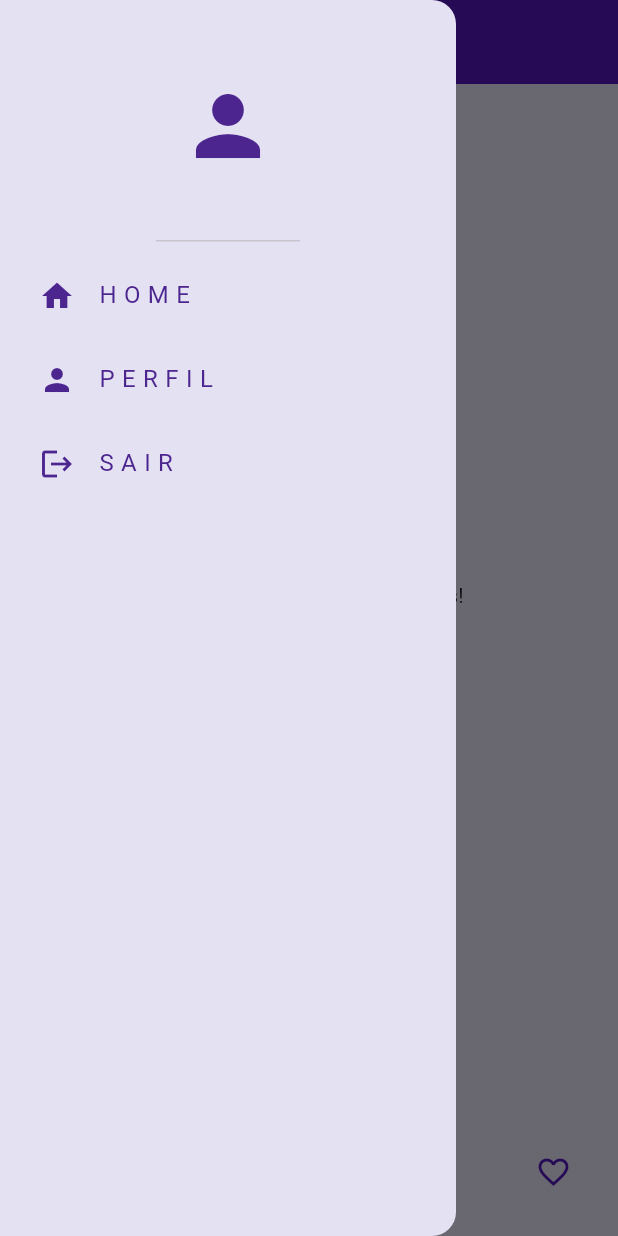
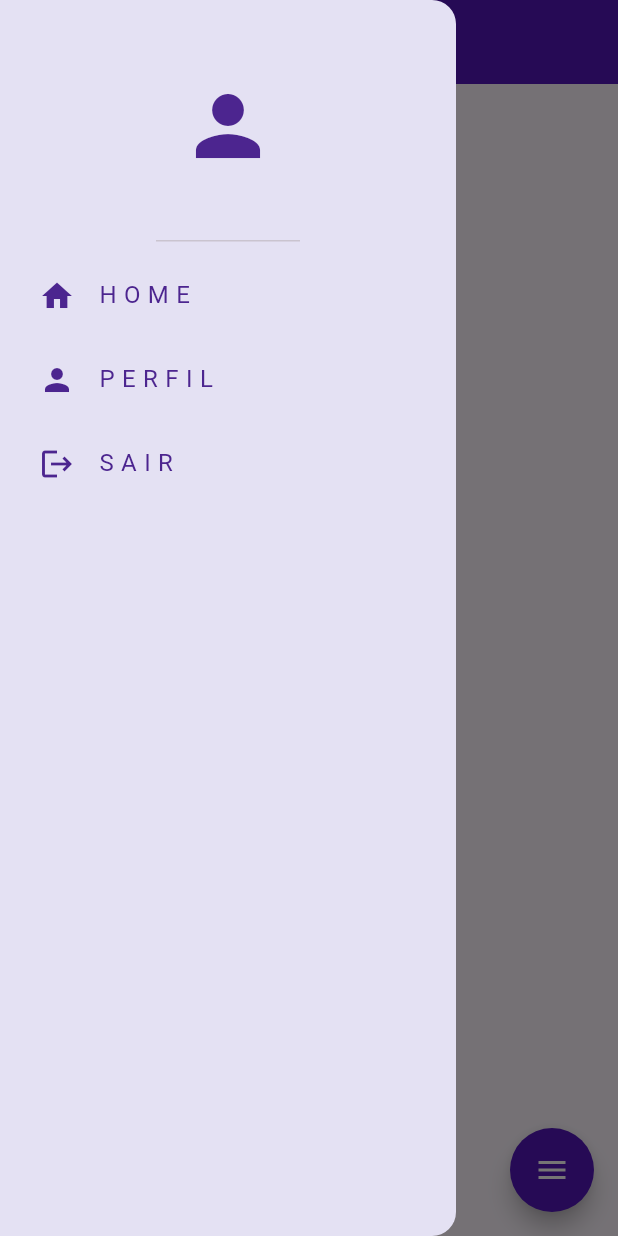
Before and after one commit to danielrocha28/Kairoz, a Flutter app: the HomePage screen opened by its route, with the side drawer open, on a phone screen of 412 x 824 dp. Run offline on Flutter 3.47's test engine with Material 3 defaults, Android fonts, the light colour scheme and no system bars; drawn by our look-alikes of flutter_speed_dial, google_nav_bar; our stand-ins replace carousel_slider, fl_chart, flutter_dotenv, youtube_player_flutter.

Commit message:
Revert "Merge pull request #81 from danielrocha28/feat/pages"
This reverts commit 23c7f38fe889370b43efa6aae1083bf0367dd344, reversing
changes made to 8b9fff42d781465f89fe321f71d5fb61f767fcc4.

```diff
--- a/kairoz_app/lib/pages/estudos_page.dart
+++ /dev/null
@@ -1,17 +0,0 @@
-import 'package:flutter/material.dart';
-
-class EstudosPage extends StatefulWidget {
-  const EstudosPage({super.key});
-
-  @override
-  State<EstudosPage> createState() => _MyWidgetState();
-}
-
-class _MyWidgetState extends State<EstudosPage> {
-  @override
-  Widget build(BuildContext context) {
-    return const Center(
-      child: Text('Bem-vindo à página de Estudos!'),
-    );
-  }
-}
--- a/kairoz_app/lib/pages/home_page.dart
+++ b/kairoz_app/lib/pages/home_page.dart
@@ -1,12 +1,9 @@
 import 'package:flutter/material.dart';
+import 'package:flutter_speed_dial/flutter_speed_dial.dart';
+import 'package:kairoz/models/task_model.dart';
 import 'package:kairoz/widgets/drawer.dart';
 import 'package:kairoz/widgets/appbar.dart';
 import 'profile_page.dart';
-import 'package:kairoz/widgets/nav_bar.dart';
-import 'package:kairoz/pages/estudos_page.dart';
-import 'package:kairoz/pages/saude_page.dart';
-import 'package:kairoz/pages/trabalho_page.dart';
-import 'package:kairoz/pages/lazer_page.dart';
 
 class HomePage extends StatefulWidget {
   const HomePage({super.key});
@@ -16,7 +13,13 @@ class HomePage extends StatefulWidget {
 }
 
 class _HomePageState extends State<HomePage> {
-  int _selectedIndex = 0;
+  List<TaskModel> tasks = [];
+
+  void addTask(String description) {
+    setState(() {
+      tasks.add(TaskModel(description: description));
+    });
+  }
 
   void goToHomePage() {
     Navigator.pushNamed(context, '/home');
@@ -24,6 +27,7 @@ class _HomePageState extends State<HomePage> {
 
   void goToProfilePage() {
     Navigator.pop(context);
+
     Navigator.push(
       context,
       MaterialPageRoute(
@@ -37,20 +41,9 @@ class _HomePageState extends State<HomePage> {
         context, '/login', ModalRoute.withName('/'));
   }
 
-  void navigateToPage(int index) {
-    setState(() {
-      _selectedIndex = index;
-    });
-  }
-
   @override
   Widget build(BuildContext context) {
     return Scaffold(
-      backgroundColor: const Color(0xffE4E1F3),
-      bottomNavigationBar: CustomBottomNavBar(
-        selectedIndex: _selectedIndex,
-        onTabChange: navigateToPage,
-      ),
       appBar: const MyAppBar(
         title: "Kairoz",
         iconTheme: IconThemeData(color: Colors.white),
@@ -61,15 +54,158 @@ class _HomePageState extends State<HomePage> {
         onProfileTap: goToProfilePage,
         onSignOut: signOut,
       ),
-      body: IndexedStack(
-        index: _selectedIndex,
-        children: const <Widget>[
-          EstudosPage(),
-          SaudePage(),
-          TrabalhoPage(),
-          LazerPage()
+      body: Container(
+        padding: const EdgeInsets.all(16.0),
+        child: ListView(
+          children: tasks.map((task) {
+            return Dismissible(
+              key: Key(task.description),
+              background: Container(
+                color: const Color.fromARGB(255, 76, 37, 143),
+                child: const Align(
+                  alignment: Alignment.centerRight,
+                  child: Padding(
+                    padding: EdgeInsets.symmetric(horizontal: 20.0),
+                    child: Icon(
+                      Icons.delete,
+                      color: Colors.white,
+                    ),
+                  ),
+                ),
+              ),
+              onDismissed: (direction) {
+                removeTask(task);
+              },
+              child: CheckboxListTile(
+                title: Text(task.description),
+                value: task.isCompleted,
+                onChanged: (bool? value) {
+                  toggleTaskCompletion(task);
+                },
+              ),
+            );
+          }).toList(),
+        ),
+      ),
+      floatingActionButton: SpeedDial(
+        icon: Icons.add,
+        backgroundColor: const Color.fromARGB(255, 82, 22, 185),
+        foregroundColor: Colors.white,
+        overlayColor: Colors.black,
+        overlayOpacity: 0.5,
+        animatedIcon: AnimatedIcons.menu_close,
+        children: [
+          speedDialButton(
+            () => _showSprintPopup(context),
+            Icons.add,
+            'Sprint',
+            Colors.white,
+          ),
+          speedDialButton(
+            () => _showTaskPopup(context),
+            Icons.add,
+            'Task',
+            Colors.white,
+          ),
         ],
       ),
     );
   }
+
+  void removeTask(TaskModel task) {
+    setState(() {
+      tasks.remove(task);
+    });
+  }
+
+  SpeedDialChild speedDialButton(
+    Function() onTap,
+    IconData icon,
+    String label,
+    Color foregroundColor,
+  ) {
+    return SpeedDialChild(
+      onTap: onTap,
+      child: Icon(icon),
+      backgroundColor: const Color.fromARGB(255, 76, 37, 143),
+      foregroundColor: foregroundColor,
+      label: label,
+      labelStyle: const TextStyle(color: Colors.white),
+      labelBackgroundColor: const Color.fromARGB(255, 76, 37, 143),
+    );
+  }
+
+  void toggleTaskCompletion(TaskModel task) {
+    setState(() {
+      task.isCompleted = !task.isCompleted;
+    });
+  }
+
+  void _showSprintPopup(BuildContext context) {
+    final TextEditingController controller = TextEditingController();
+
+    showDialog(
+      context: context,
+      builder: (BuildContext context) {
+        return AlertDialog(
+          title: const Text("Adicionar"),
+          content: TextField(
+            controller: controller,
+            decoration: const InputDecoration(
+              labelText: "Sprint",
+            ),
+          ),
+          actions: [
+            TextButton(
+              onPressed: () {
+                Navigator.of(context).pop();
+              },
+              child: const Text("Cancelar"),
+            ),
+            TextButton(
+              onPressed: () {
+                addTask(controller.text);
+                Navigator.of(context).pop();
+              },
+              child: const Text("Adicionar"),
+            ),
+          ],
+        );
+      },
+    );
+  }
+
+  void _showTaskPopup(BuildContext context) {
+    final TextEditingController controller = TextEditingController();
+
+    showDialog(
+      context: context,
+      builder: (BuildContext context) {
+        return AlertDialog(
+          title: const Text("Adicionar"),
+          content: TextField(
+            controller: controller,
+            decoration: const InputDecoration(
+              labelText: "Task",
+            ),
+          ),
+          actions: [
+            TextButton(
+              onPressed: () {
+                Navigator.of(context).pop();
+              },
+              child: const Text("Cancelar"),
+            ),
+            TextButton(
+              onPressed: () {
+                addTask(controller.text);
+                Navigator.of(context).pop();
+              },
+              child: const Text("Adicionar"),
+            ),
+          ],
+        );
+      },
+    );
+  }
 }
--- a/kairoz_app/lib/pages/login_page.dart
+++ b/kairoz_app/lib/pages/login_page.dart
@@ -8,10 +8,10 @@ class LoginPage extends StatefulWidget {
   const LoginPage({super.key});
 
   @override
-  LoginPageState createState() => LoginPageState();
+  _LoginPageState createState() => _LoginPageState();
 }
 
-class LoginPageState extends State<LoginPage> {
+class _LoginPageState extends State<LoginPage> {
   final _emailController = TextEditingController();
   final _passwordController = TextEditingController();
   final _formKey = GlobalKey<FormState>();
--- a/kairoz_app/lib/widgets/nav_bar.dart
+++ /dev/null
@@ -1,52 +0,0 @@
-import 'package:flutter/material.dart';
-import 'package:google_nav_bar/google_nav_bar.dart';
-
-class CustomBottomNavBar extends StatelessWidget {
-  final Function(int) onTabChange;
-  final int selectedIndex;
-
-  const CustomBottomNavBar({
-    super.key,
-    required this.onTabChange,
-    required this.selectedIndex,
-  });
-
-  @override
-  Widget build(BuildContext context) {
-    return Container(
-      color: const Color(0xffE4E1F3),
-      child: Padding(
-        padding: const EdgeInsets.symmetric(horizontal: 15.0, vertical: 15.0),
-        child: GNav(
-          selectedIndex: selectedIndex, // Define o índice selecionado
-          color: const Color.fromARGB(255, 82, 22, 185),
-          activeColor: const Color.fromARGB(255, 82, 22, 185),
-          gap: 8,
-          padding: const EdgeInsets.all(16),
-          tabBackgroundColor: const Color(0xffCFC9F1),
-          onTabChange: (index) {
-            onTabChange(index);
-          },
-          tabs: const [
-            GButton(
-              icon: Icons.menu_book_sharp,
-              text: 'Estudos',
-            ),
-            GButton(
-              icon: Icons.person,
-              text: 'Saúde',
-            ),
-            GButton(
-              icon: Icons.card_travel_outlined,
-              text: 'Trabalho',
-            ),
-            GButton(
-              icon: Icons.favorite_border,
-              text: 'Lazer',
-            ),
-          ],
-        ),
-      ),
-    );
-  }
-}
--- a/kairoz_app/pubspec.yaml
+++ b/kairoz_app/pubspec.yaml
@@ -16,8 +16,6 @@ dependencies:
   fl_chart: ^0.69.0
   carousel_slider: ^5.0.0
   youtube_player_flutter: ^9.1.0
-  flutter_svg: ^2.0.14
-  google_nav_bar: ^5.0.7
 
 dev_dependencies:
   flutter_test:
```
Also changed, not shown: kairoz_app/lib/pages/lazer_page.dart (deleted, +0 -17 lines), kairoz_app/lib/pages/saude_page.dart (deleted, +0 -17 lines), kairoz_app/lib/pages/trabalho_page.dart (deleted, +0 -17 lines), kairoz_app/pubspec.lock.
